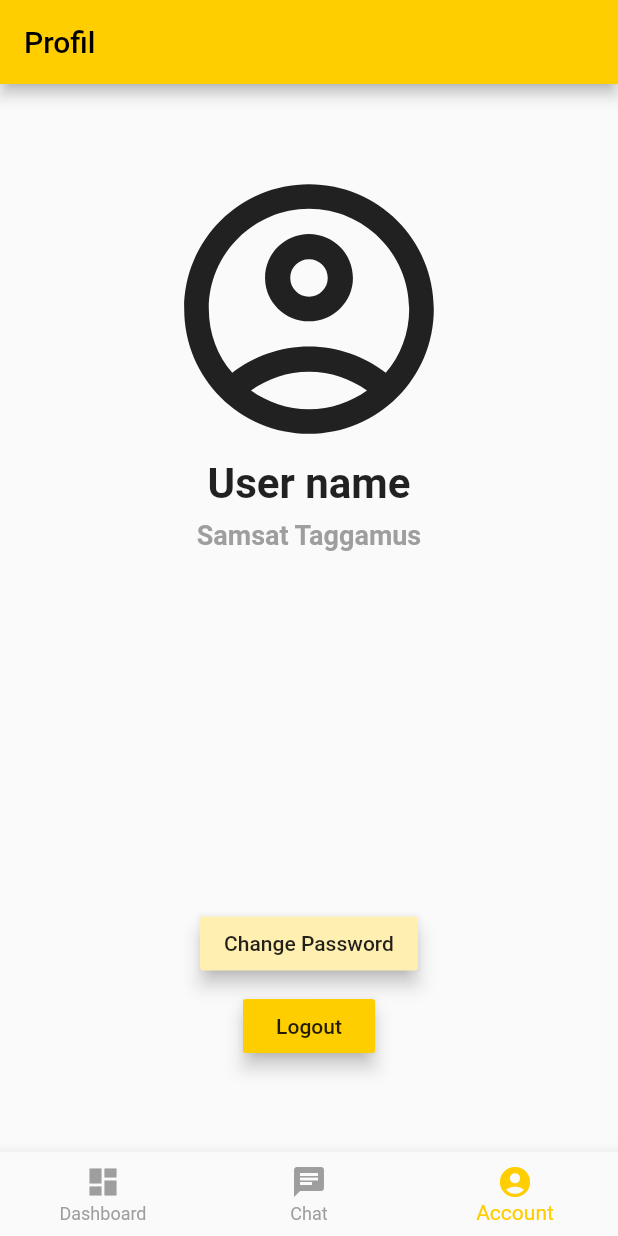
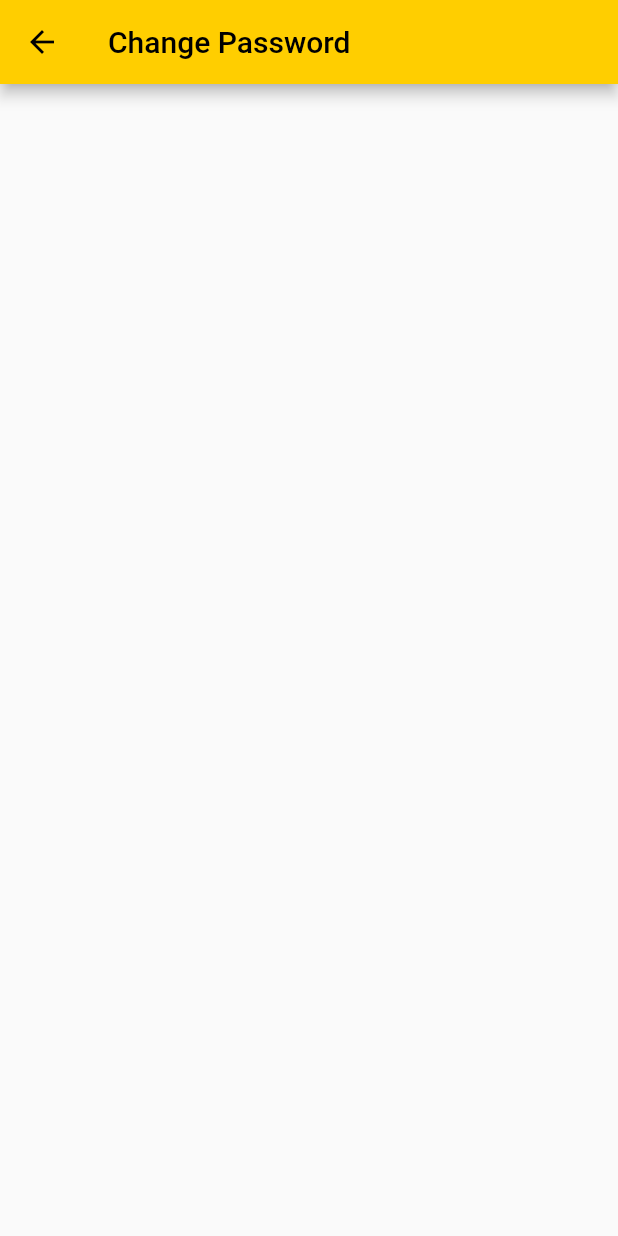
Before and after one commit to asbiqalalawi/eticketing, a Flutter app: the Bottom_Navigation screen opened directly, item 3 of the bottom bar chosen, after a tap on "Change Password", on a phone screen of 412 x 824 dp. Run offline on Flutter 3.47's test engine with Material 2 defaults, Android fonts, the phone set to English and light mode, and no system bars.

```diff
--- a/lib/bottom_navigation.dart
+++ b/lib/bottom_navigation.dart
@@ -21,18 +21,14 @@ class _Bottom_NavigationState extends State<Bottom_Navigation> {
   Widget build(BuildContext context) {
     final _listPage = [
       Text("Dashboard"),
-      // ChatSamsat(),
       ChatSamsat(),
       ProfilSamsat(),
     ];
 
     return Scaffold(
-      body: Center(child: _listPage[_selectedNavbar]
-          /* Text(
-          "Tab Index yang aktif : $_selectedNavbar",
-          style: TextStyle(fontSize: 16),
-        ), */
-          ),
+      body: Center(
+        child: _listPage[_selectedNavbar],
+      ),
       bottomNavigationBar: BottomNavigationBar(
         items: const <BottomNavigationBarItem>[
           BottomNavigationBarItem(
--- /dev/null
+++ b/lib/change_password.dart
@@ -0,0 +1,28 @@
+import 'package:flutter/material.dart';
+
+class ChangePassword extends StatelessWidget {
+  @override
+  Widget build(BuildContext context) {
+    return Scaffold(
+      appBar: AppBar(
+        leading: InkWell(
+          onTap: () {
+            Navigator.pop(context);
+          },
+          child: Icon(
+            Icons.arrow_back,
+            color: Colors.black,
+          ),
+        ),
+        backgroundColor: Color(0xFFFFCE00),
+        title: Text(
+          "Change Password",
+          style: TextStyle(color: Colors.black),
+        ),
+      ),
+      body: Column(
+        children: [],
+      ),
+    );
+  }
+}
--- a/lib/profil_samsat.dart
+++ b/lib/profil_samsat.dart
@@ -1,3 +1,5 @@
+import 'package:eticketing/change_password.dart';
+import 'package:eticketing/login_page.dart';
 import 'package:flutter/material.dart';
 
 class ProfilSamsat extends StatefulWidget {
@@ -54,17 +56,27 @@ class _ProfilSamsatState extends State<ProfilSamsat> {
                 child: Column(
                   children: [
                     Container(
-                      margin: EdgeInsets.only(bottom: 7),
+                      margin: EdgeInsets.only(bottom: 10),
                       child: RaisedButton(
                         elevation: 5,
-                        onPressed: () {},
+                        onPressed: () {
+                          Navigator.push(context,
+                              MaterialPageRoute(builder: (context) {
+                            return ChangePassword();
+                          }));
+                        },
                         child: Text("Change Password"),
                         color: Color(0xFFFFF0B2),
                       ),
                     ),
                     RaisedButton(
                       elevation: 5,
-                      onPressed: () {},
+                      onPressed: () {
+                        Navigator.pushReplacement(context,
+                            MaterialPageRoute(builder: (context) {
+                          return LoginPage();
+                        }));
+                      },
                       child: Text("Logout"),
                       color: Color(0xFFFFCE00),
                     ),
```
Also changed, not shown: lib/picket_schedule.dart (added, +26 -0 lines).
